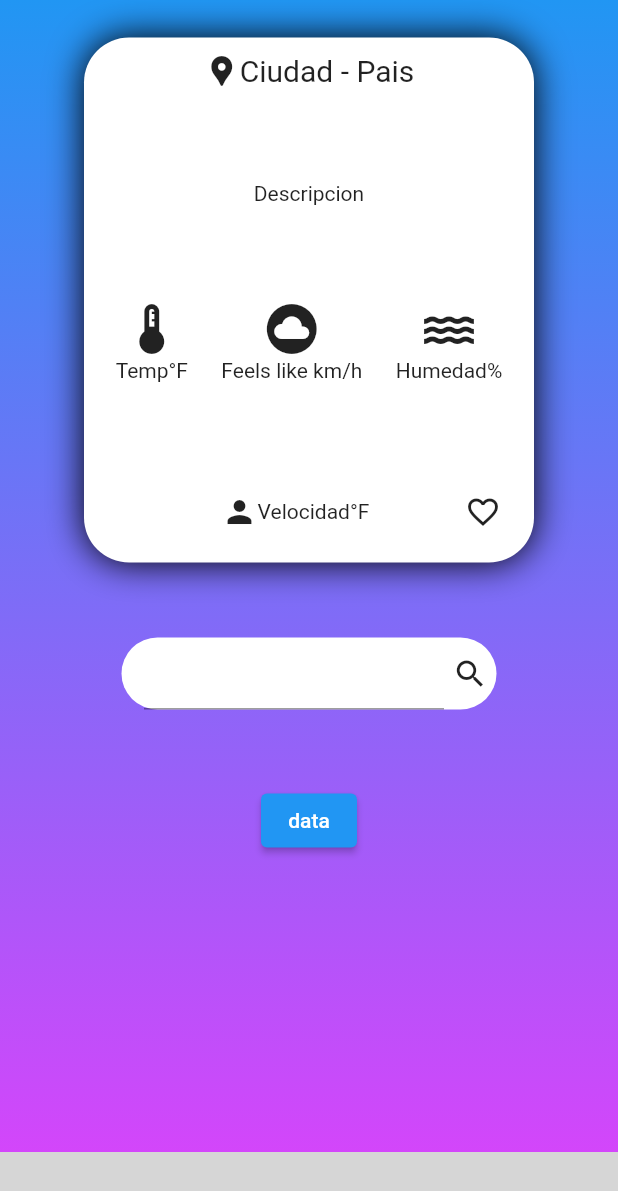
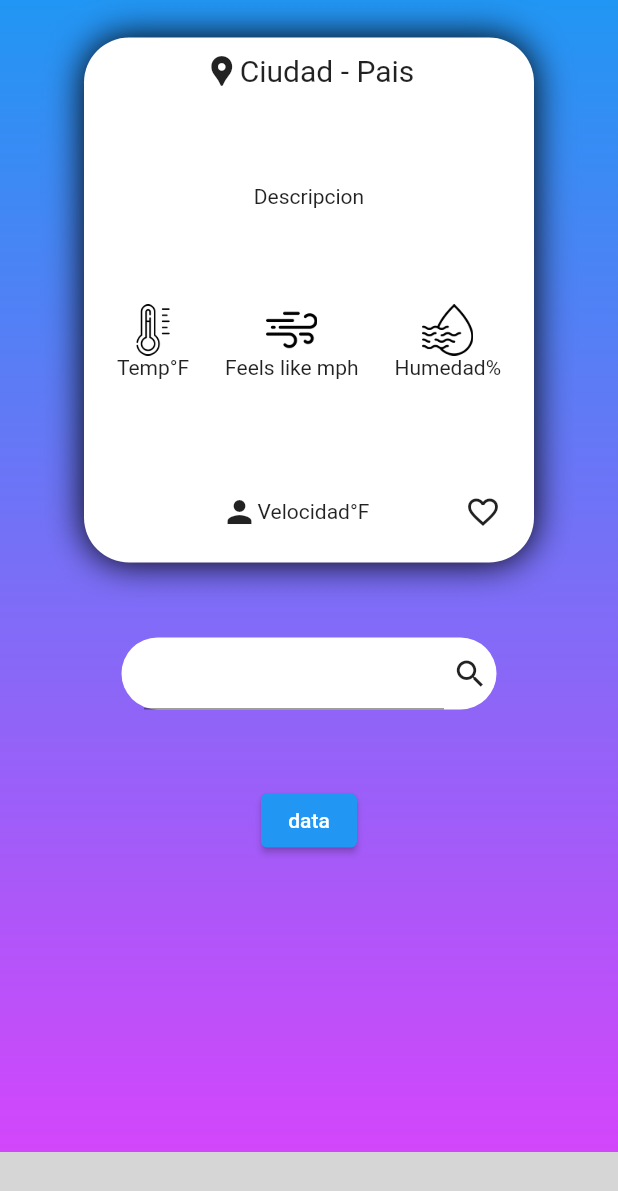
Before and after one commit to Alejoles/Parcial2Movil, a Flutter app: the screen it shows after launch, on a phone screen of 412 x 824 dp. Shown: the top 1191 px of the screen. Run offline on Flutter 3.47's test engine with Material 2 defaults, Android fonts, the phone set to English and light mode, and no system bars; our stand-ins replace get, google_fonts, hive, hive_flutter, loggy, stylish_bottom_bar; accounts and stored records are empty; grey boxes are pictures that could not be loaded.

Commit message:
finished 1.0

```diff
--- a/lib/ui/pages/home_page.dart
+++ b/lib/ui/pages/home_page.dart
@@ -58,28 +58,28 @@ class HomePage extends GetView<HomeController> {
                         children: [
                           Column(
                             children: [
-                              const Icon(
-                                Icons.thermostat_outlined,
-                                size: 40,
+                              Image.asset(
+                                'lib/assets/thermometer.png',
+                                scale: 15,
                               ),
                               Text(controller.listaWeather[1].toString() + "°F")
                             ],
                           ),
                           Column(
                             children: [
-                              const Icon(
-                                Icons.cloud_circle_rounded,
-                                size: 40,
+                              Image.asset(
+                                'lib/assets/wind.png',
+                                scale: 15,
                               ),
                               Text(controller.listaWeather[4].toString() +
-                                  " km/h")
+                                  " mph")
                             ],
                           ),
                           Column(
                             children: [
-                              const Icon(
-                                Icons.water_outlined,
-                                size: 40,
+                              Image.asset(
+                                'lib/assets/humidity.png',
+                                scale: 15,
                               ),
                               Text(controller.listaWeather[3].toString() + "%")
                             ],
--- a/pubspec.yaml
+++ b/pubspec.yaml
@@ -71,8 +71,8 @@ flutter:
   uses-material-design: true
 
   # To add assets to your application, add an assets section, like this:
-  # assets:
-  #   - images/a_dot_burr.jpeg
+  assets:
+    - lib/assets/
   #   - images/a_dot_ham.jpeg
 
   # An image asset can refer to one or more resolution-specific "variants", see
```
Also changed, not shown: lib/ui/pages/favorite_page.dart (+1 -40 lines), lib/assets/celsius.png (added), lib/assets/humidity.png (added), lib/assets/thermometer.png (added), lib/assets/wind.png (added).
